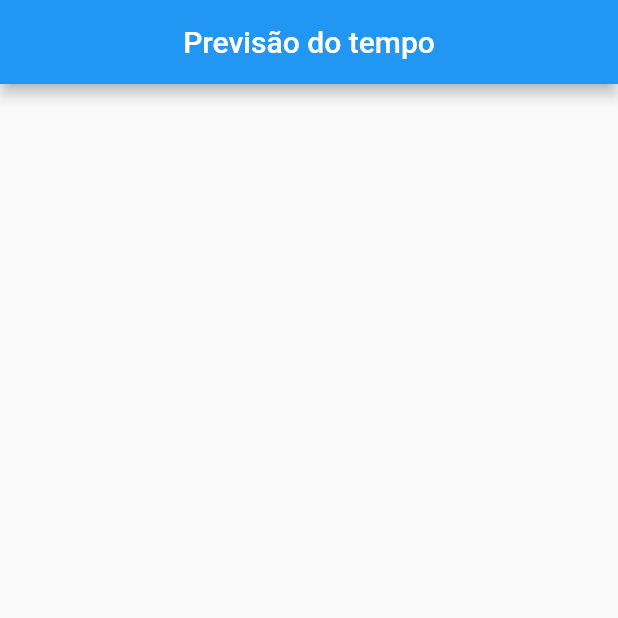
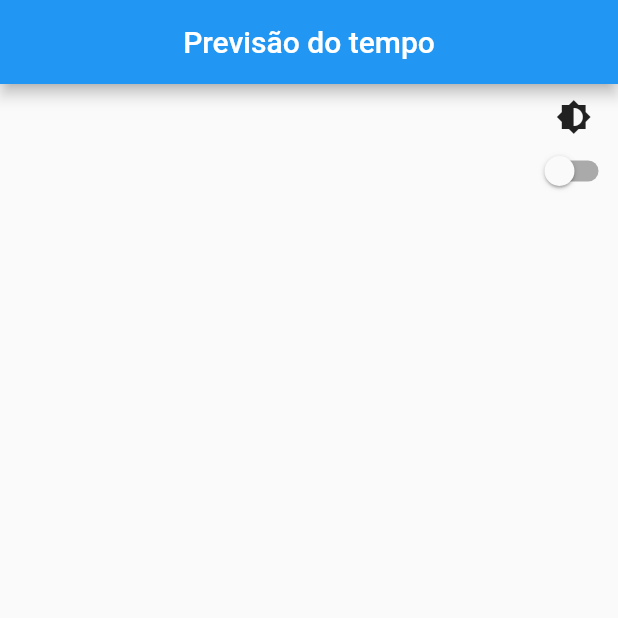
Before and after one commit to menesesdev/previsao_do_tempo, a Flutter app: the screen it shows after launch, on a phone screen of 412 x 824 dp, the top half of it. Run offline on Flutter 3.47's test engine with Material 2 defaults, Android fonts, the phone set to English and light mode, and no system bars.

Commit message:
Criando a parte de resumo e definindo variáveis

```diff
--- a/lib/widgets/home.dart
+++ b/lib/widgets/home.dart
@@ -1,6 +1,7 @@
 import 'package:flutter/material.dart';
 import 'package:flutter/src/widgets/framework.dart';
 import 'package:flutter/src/widgets/placeholder.dart';
+import 'package:previsao_do_tempo/widgets/resumo.dart';
 
 class Home extends StatefulWidget {
   const Home({super.key});
@@ -17,6 +18,20 @@ class _HomeState extends State<Home> {
         title: Text("Previsão do tempo"),
         centerTitle: true,
       ),
+      body: Center(
+        child: Column(
+          children: [
+            Resumo(
+              cidade: "Piripiri-Pi",
+              temperaturaAtual: 30,
+              temperaturaMaxima: 33,
+              temperaturaMinima: 28,
+              descricao: "Ensolarado",
+              numeroIcone: 1,
+            ),
+          ],
+        ),
+      ),
     );
   }
 }
--- /dev/null
+++ b/lib/widgets/resumo.dart
@@ -0,0 +1,42 @@
+import 'package:flutter/material.dart';
+import 'package:flutter/src/widgets/framework.dart';
+import 'package:flutter/src/widgets/placeholder.dart';
+
+class Resumo extends StatelessWidget {
+  Resumo(
+      {super.key,
+      required this.cidade,
+      required this.descricao,
+      required this.temperaturaAtual,
+      required this.temperaturaMaxima,
+      required this.temperaturaMinima,
+      required this.numeroIcone});
+
+  final String cidade;
+  final String descricao;
+  final double temperaturaAtual;
+  final double temperaturaMaxima;
+  final double temperaturaMinima;
+  final int numeroIcone;
+  @override
+  Widget build(BuildContext context) {
+    return Column(
+      children: [
+        Padding(
+          padding: EdgeInsets.all(5),
+        ),
+        Row(
+          mainAxisAlignment: MainAxisAlignment.end,
+          children: [
+            Column(
+              children: [
+                Icon(Icons.brightness_6),
+                Switch(value: false, onChanged: (valor) {})
+              ],
+            )
+          ],
+        )
+      ],
+    );
+  }
+}
```
